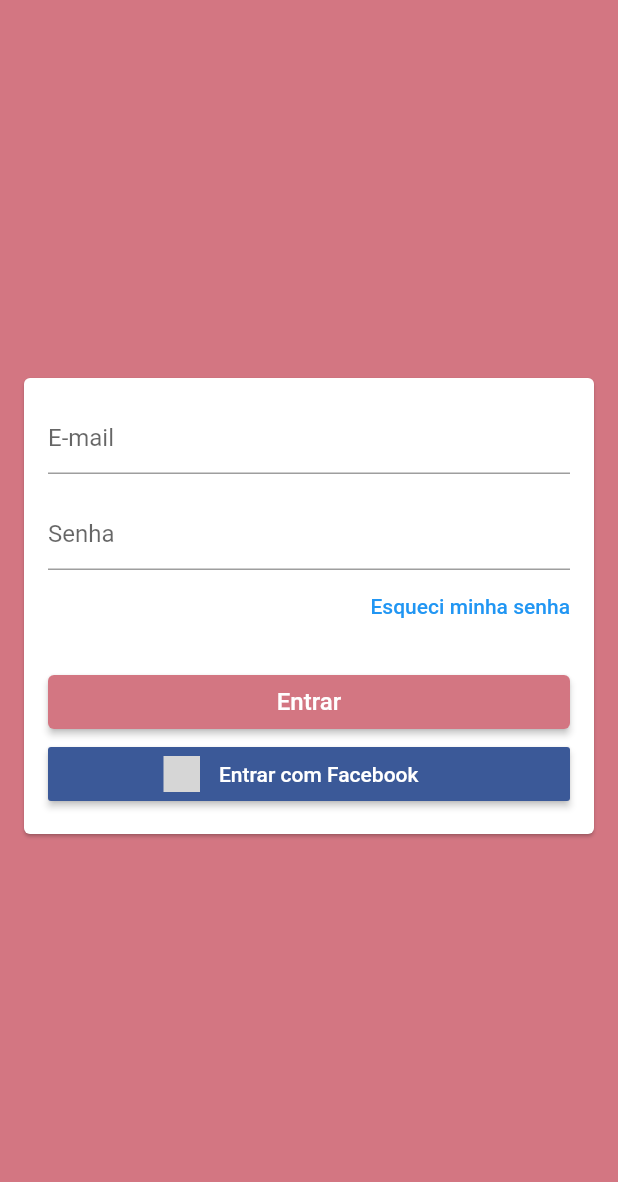
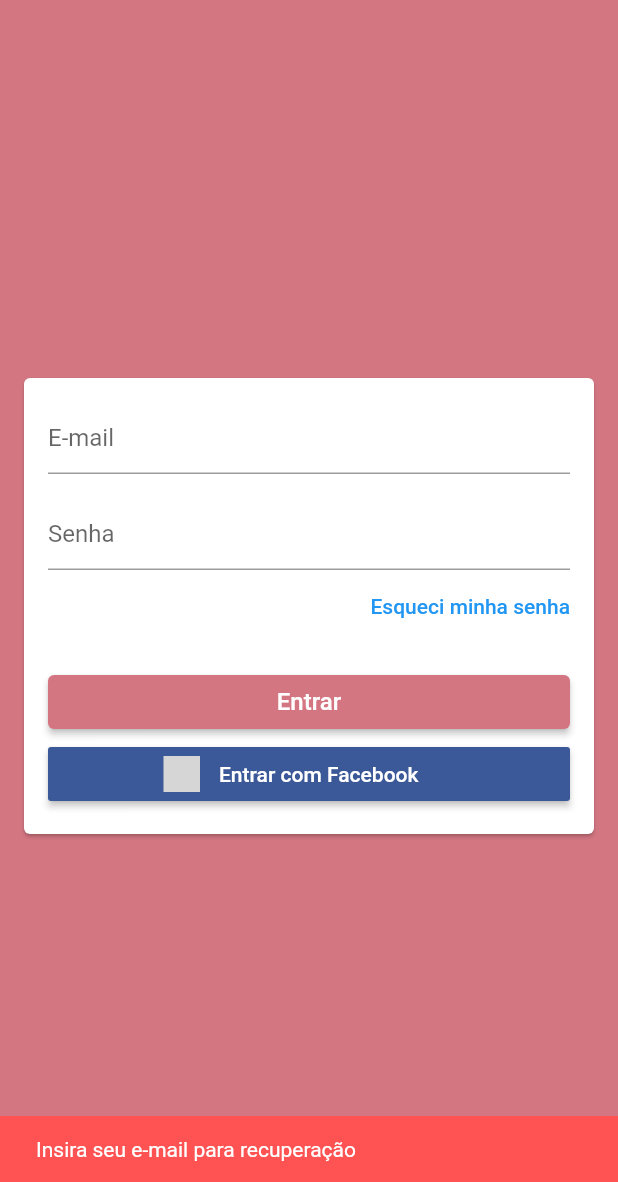
Before and after one commit to GuilhermePereira9/virtual_store, a Flutter app: the LoginScreen screen opened by its route, after a tap on "Esqueci minha senha", on a phone screen of 412 x 824 dp, the part 54-1236 px from its top. Run offline on Flutter 3.47's test engine with Material 2 defaults, Android fonts, the phone set to English and light mode, and no system bars; our stand-ins replace brasil_fields, carousel_pro, cloud_firestore, cloud_functions, dio, firebase_auth and 14 more; missing offline and left inert: alphabet_list_scroll_view, cpf_cnpj_validator, credit_card_type_detector, flutter_facebook_login, map_launcher; accounts and stored records are empty; grey boxes are pictures that could not be loaded.

```diff
--- a/lib/models/user_manager.dart
+++ b/lib/models/user_manager.dart
@@ -122,4 +122,9 @@ class UserManager extends ChangeNotifier {
   }
 
   bool get adminEnable => user != null && user.admin;
+
+  void recoverPass(String email) {
+    auth.sendPasswordResetEmail(email: email);
+    notifyListeners();
+  }
 }
--- a/lib/screens/edit_product/components/image_source_sheet.dart
+++ b/lib/screens/edit_product/components/image_source_sheet.dart
@@ -13,7 +13,7 @@ class ImageSourceSheet extends StatelessWidget {
   Future<void> editImage(String path, BuildContext context) async {
     final File croppedFile = await ImageCropper.cropImage(
         sourcePath: path,
-        aspectRatio: const CropAspectRatio(ratioX: 1.0, ratioY: 1.0),
+        //aspectRatio: const CropAspectRatio(ratioX: 1.0, ratioY: 1.0),
         androidUiSettings: AndroidUiSettings(
           toolbarTitle: 'Editar Imagem',
           toolbarColor: Theme.of(context).primaryColor,
--- a/lib/screens/home/components/section_list.dart
+++ b/lib/screens/home/components/section_list.dart
@@ -35,7 +35,7 @@ class SectionList extends StatelessWidget {
                           return AddTileWidget();
                       },
                       separatorBuilder: (_, __) => const SizedBox(
-                        width: 4,
+                        width: 8,
                       ),
                       itemCount: homeManager.editing
                           ? section.items.length + 1
--- a/lib/screens/home/components/section_staggered.dart
+++ b/lib/screens/home/components/section_staggered.dart
@@ -40,8 +40,8 @@ class SectionStaggered extends StatelessWidget {
                   },
                   staggeredTileBuilder: (index) =>
                       StaggeredTile.count(2, index.isEven ? 2 : 2),
-                  mainAxisSpacing: 6,
-                  crossAxisSpacing: 6,
+                  mainAxisSpacing: 8,
+                  crossAxisSpacing: 8,
                 );
               },
             )
--- a/lib/screens/login/login_screen.dart
+++ b/lib/screens/login/login_screen.dart
@@ -79,10 +79,37 @@ class LoginScreen extends StatelessWidget {
                       ),
                       Align(
                         alignment: Alignment.centerRight,
-                        child: TextButton(
-                          onPressed: () {},
-                          style: TextButton.styleFrom(padding: EdgeInsets.zero),
-                          child: const Text('Esqueci minha senha'),
+                        child: Consumer<UserManager>(
+                          builder: (_, userManager, __) {
+                            return TextButton(
+                              onPressed: () {
+                                if (emailController.text.isEmpty) {
+                                  ScaffoldMessenger.of(context)
+                                      .showSnackBar(SnackBar(
+                                    content: Text(
+                                        'Insira seu e-mail para recuperação'),
+                                    backgroundColor: Colors.redAccent,
+                                    duration: Duration(seconds: 4),
+                                  ));
+                                } else {
+                                  userManager.recoverPass(emailController.text);
+                                  ScaffoldMessenger.of(context)
+                                      .showSnackBar(SnackBar(
+                                    content: Text('Confira seu e-mail.'),
+                                    backgroundColor:
+                                        Theme.of(context).primaryColor,
+                                    duration: Duration(seconds: 4),
+                                  ));
+                                }
+                              },
+                              style: TextButton.styleFrom(
+                                padding: EdgeInsets.zero,
+                              ),
+                              child: const Text(
+                                'Esqueci minha senha',
+                              ),
+                            );
+                          },
                         ),
                       ),
                       const SizedBox(
--- a/lib/screens/products/components/product_list_tile.dart
+++ b/lib/screens/products/components/product_list_tile.dart
@@ -13,8 +13,8 @@ class ProductListTile extends StatelessWidget {
         Navigator.of(context).pushNamed('/product', arguments: product);
       },
       child: Card(
-        margin: const EdgeInsets.symmetric(horizontal: 16, vertical: 4),
-        shape: RoundedRectangleBorder(borderRadius: BorderRadius.circular(4)),
+        margin: const EdgeInsets.symmetric(horizontal: 16, vertical: 6),
+        shape: RoundedRectangleBorder(borderRadius: BorderRadius.circular(6)),
         child: Container(
           height: 100,
           padding: const EdgeInsets.all(8),
```
Also changed, not shown: 12 other files.
